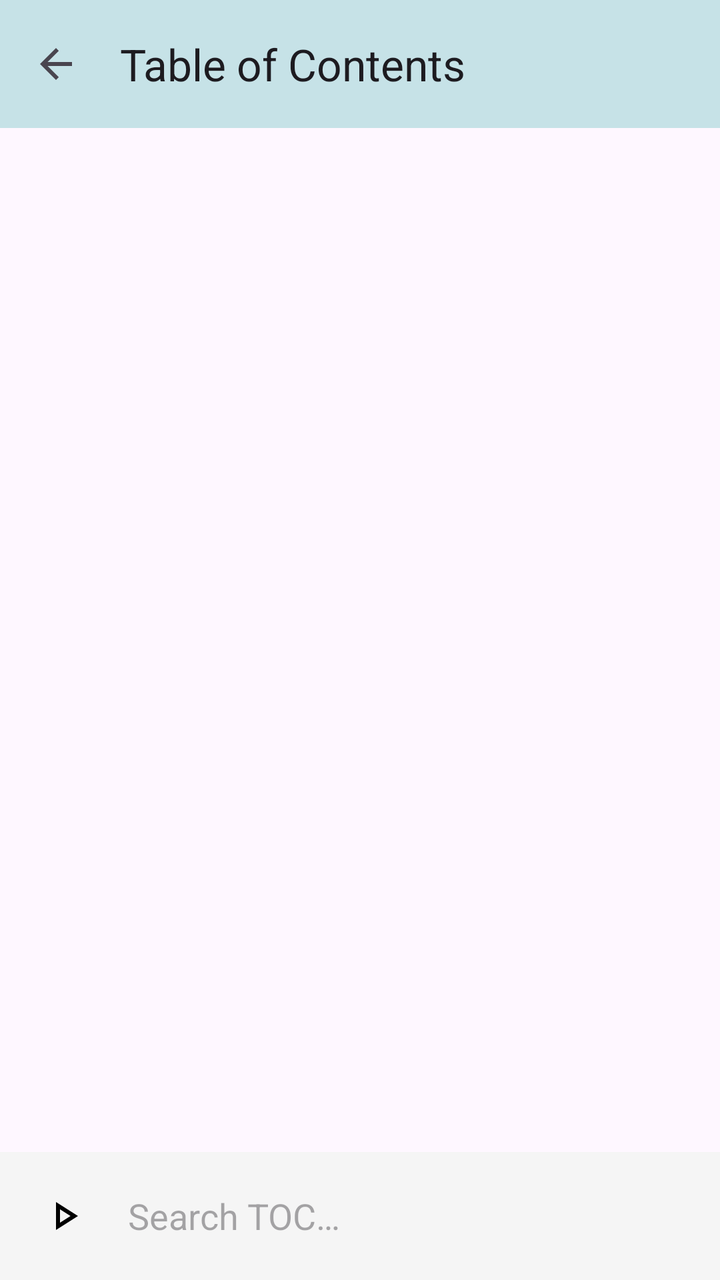
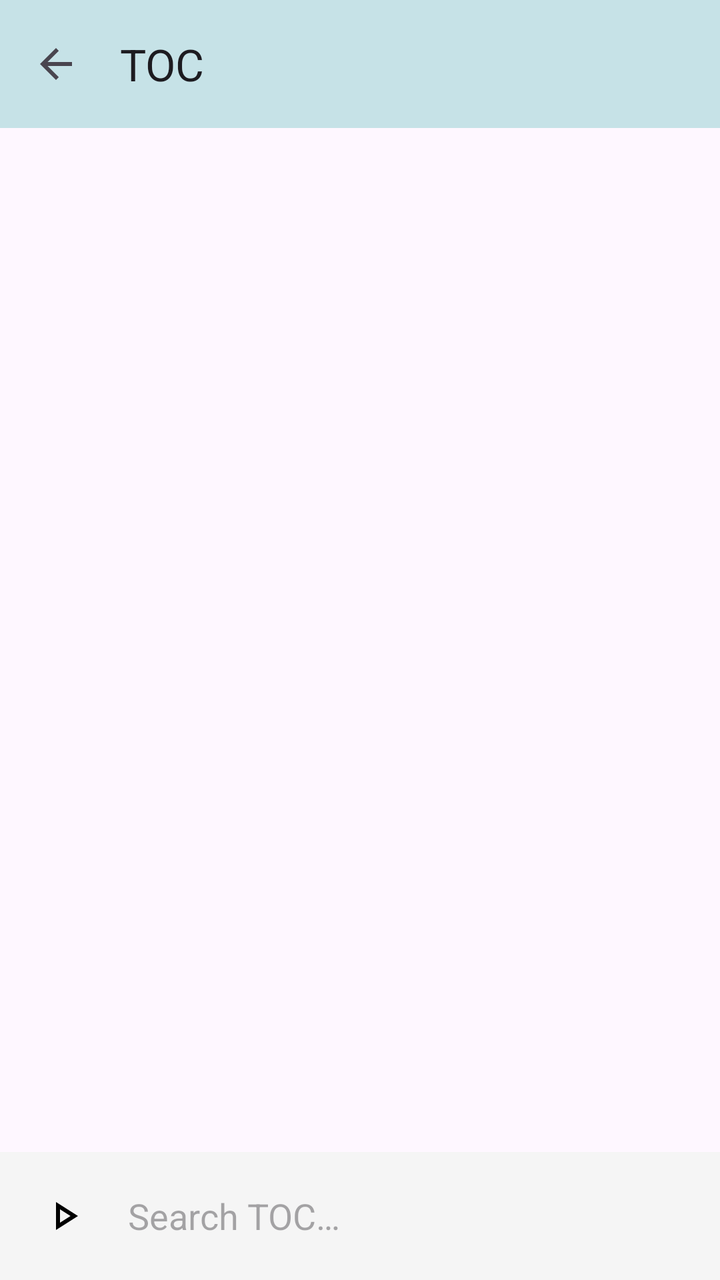

The first picture is an Android layout as it rendered before a commit; the second is the same layout after the commit. The layout source and the unified diff follow.
<!-- AndroidManifest.xml: application theme Theme.RecipeBookReader -->
<!-- res/layout/fragment_toc.xml -->
<?xml version="1.0" encoding="utf-8"?>
<LinearLayout
    xmlns:android="http://schemas.android.com/apk/res/android"
    xmlns:app="http://schemas.android.com/apk/res-auto"
    android:id="@+id/tocRoot"
    android:layout_width="match_parent"
    android:layout_height="match_parent"
    android:descendantFocusability="beforeDescendants"
    android:focusableInTouchMode="true"
    android:fitsSystemWindows="true"
    android:orientation="vertical">


    <com.google.android.material.appbar.MaterialToolbar
        android:id="@+id/tocToolbar"
        android:layout_width="match_parent"
        android:layout_height="?attr/actionBarSize"
        app:layout_constraintTop_toTopOf="parent"
        app:navigationIcon="?attr/homeAsUpIndicator"
        android:background="@color/pastel_blue"
        app:title="Table of Contents" />


    <androidx.recyclerview.widget.RecyclerView
        android:id="@+id/tocRecyclerView"
        android:layout_width="match_parent"
        android:layout_height="0dp"
        android:layout_marginStart="16dp"
        android:layout_weight="1"
        android:clipToPadding="false" />

    <LinearLayout
        android:id="@+id/controlBar"
        android:layout_width="match_parent"
        android:layout_height="wrap_content"
        android:background="#F5F5F5"
        android:gravity="center_vertical"
        android:orientation="horizontal"
        android:padding="8dp">

        <ImageButton
            android:id="@+id/btnToggle"
            android:layout_width="48dp"
            android:layout_height="48dp"
            android:background="?attr/selectableItemBackgroundBorderless"
            android:contentDescription="@string/toggle_toc_list_expanded"
            android:src="@drawable/ic_chevron_right" />

        <EditText
            android:id="@+id/searchField"
            android:layout_width="0dp"
            android:layout_height="wrap_content"
            android:layout_weight="1"
            android:background="@null"
            android:digits="@string/search_chars"
            android:hint="@string/search_toc"
            android:importantForAutofill="no"
            android:inputType="text"
            android:maxLines="1"
            android:padding="8dp" />

        <ImageButton
            android:id="@+id/btnClear"
            android:layout_width="48dp"
            android:layout_height="48dp"
            android:background="?attr/selectableItemBackgroundBorderless"
            android:contentDescription="@string/clear_button_for_toc"
            android:src="@android:drawable/ic_menu_close_clear_cancel"
            android:visibility="gone" />
    </LinearLayout>

</LinearLayout>
<!-- resources referenced by this layout -->
<resources>
  <color name="pastel_blue">#FFC6E2E7</color>
  <!-- drawable ic_chevron_right (drawable) -->
  <vector xmlns:android="http://schemas.android.com/apk/res/android"
      android:width="24dp"
      android:height="24dp"
      android:tint="#000000"
      android:viewportWidth="960"
      android:viewportHeight="960">
  
      <group
          android:pivotX="440"
          android:pivotY="480"
          android:scaleY="-1">
          <path
              android:fillColor="@android:color/white"
              android:pathData="M320,760L320,200L760,480L320,760ZM400,480L400,480L400,480ZM400,614L610,480L400,346L400,614Z" />
      </group>
  </vector>
  <string name="clear_button_for_toc">Clear Button for TOC</string>
  <string name="search_chars">abcdefghijklmnopqrstuvwxyz0123456789 </string>
  <string name="search_toc">Search TOC…</string>
  <string name="toggle_toc_list_expanded">Toggle TOC list expanded</string>
  <style name="Theme.RecipeBookReader" parent="Theme.Material3.DayNight.NoActionBar">
          <item name="colorPrimary">@color/pastel_blue</item>
          <item name="colorPrimaryContainer">@color/pastel_blue</item>
          <item name="colorSecondary">@color/pastel_blue</item>
          <item name="android:statusBarColor">@color/pastel_blue</item>
          <item name="android:navigationBarColor">@color/pastel_blue</item>
          <item name="android:windowDrawsSystemBarBackgrounds">true</item>
          <item name="android:windowLightStatusBar">true</item>
      </style>
</resources>

<!-- the commit's change to res/layout/fragment_toc.xml (unified diff, before → after) -->
@@ -16,21 +16,22 @@
         android:layout_width="match_parent"
         android:layout_height="?attr/actionBarSize"
         app:layout_constraintTop_toTopOf="parent"
+        android:paddingStart="0dp"
+        android:paddingEnd="16dp"
         app:navigationIcon="?attr/homeAsUpIndicator"
         android:background="@color/pastel_blue"
-        app:title="Table of Contents" />
+        app:title="TOC" />
 
 
     <androidx.recyclerview.widget.RecyclerView
         android:id="@+id/tocRecyclerView"
         android:layout_width="match_parent"
         android:layout_height="0dp"
-        android:layout_marginStart="16dp"
         android:layout_weight="1"
         android:clipToPadding="false" />
 
     <LinearLayout
-        android:id="@+id/controlBar"
+        android:id="@+id/tocSearchBar"
         android:layout_width="match_parent"
         android:layout_height="wrap_content"
         android:background="#F5F5F5"
